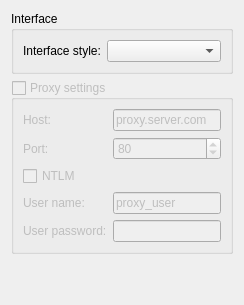
First picture: the form in dicogis/ui/wdg_tab_settings.ui, repository Guts/DicoGIS, before the edit.
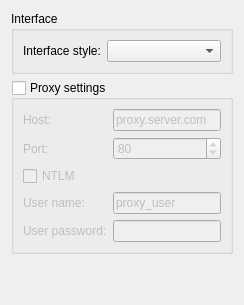
Second picture: the form after the edit.

Commit message: fix(gui): make the proxy settings group box reachable again

Diff of the .ui file:
```diff
--- a/dicogis/ui/wdg_tab_settings.ui
+++ b/dicogis/ui/wdg_tab_settings.ui
@@ -33,9 +33,6 @@
      <property name="checked">
       <bool>false</bool>
      </property>
-     <property name="enabled">
-      <bool>false</bool>
-     </property>
      <layout class="QFormLayout" name="proxy_layout">
       <item row="0" column="0">
        <widget class="QLabel" name="prox_lb_host">
```
The commit also changes 2 other files.
